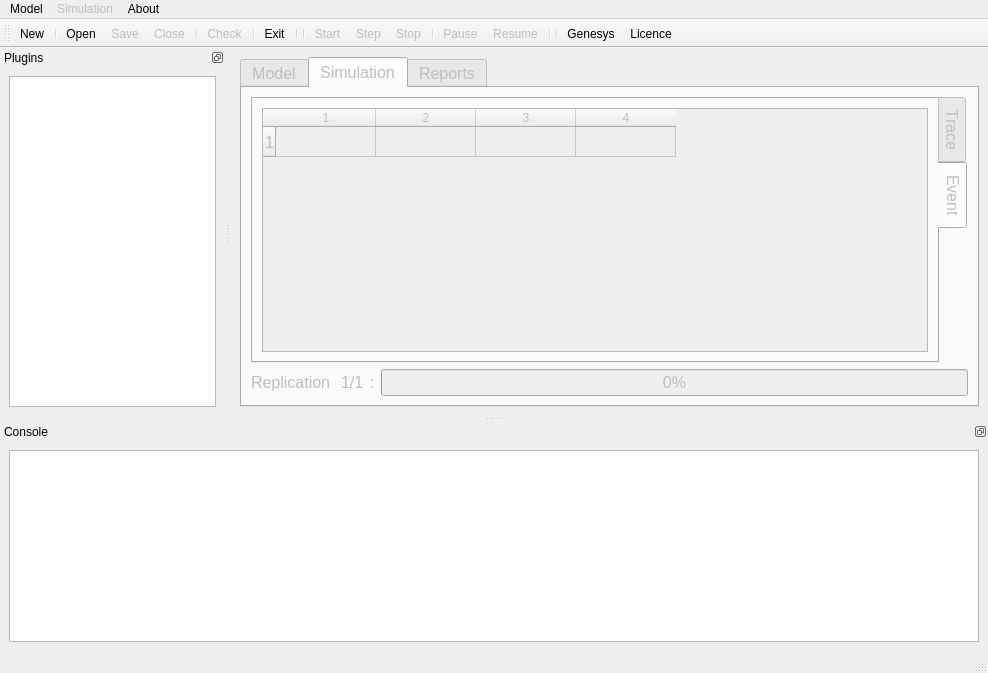
vits-hugs/Genesys-Simulator, file applications/gui/qt/SimpleGUI_QtCreator/SimpleGUI/mainwindow.ui: the form before one commit.
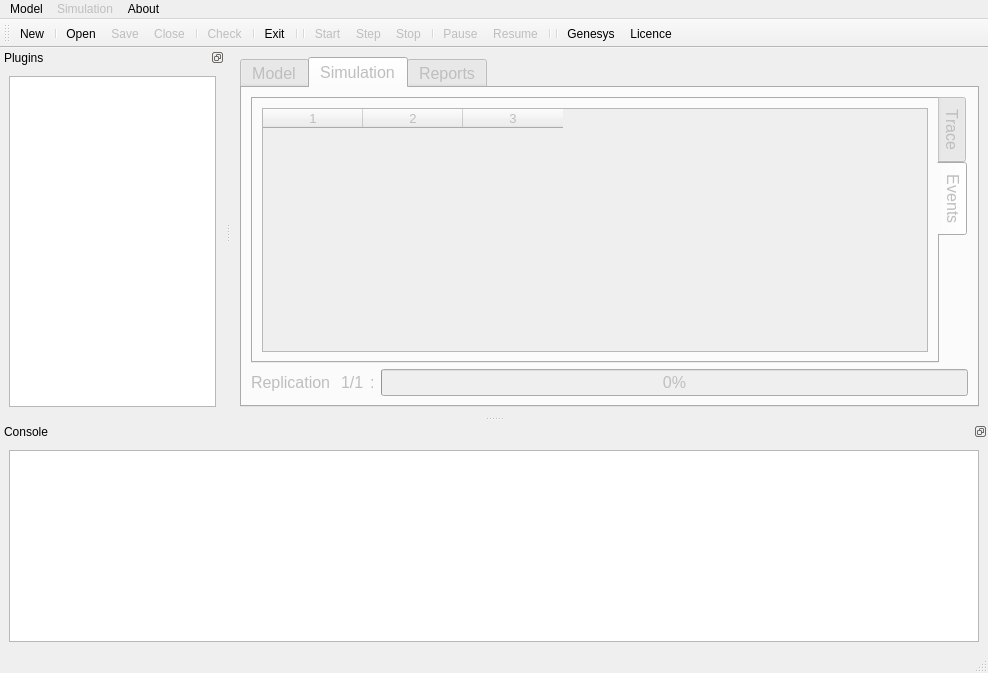
The form after the commit. Icons and pictures are not drawn.

Commit message: GUI Table simulation for events

The edit to the form file:
```diff
--- a/applications/gui/qt/SimpleGUI_QtCreator/SimpleGUI/mainwindow.ui
+++ b/applications/gui/qt/SimpleGUI_QtCreator/SimpleGUI/mainwindow.ui
@@ -243,22 +243,25 @@
              <normaloff>:/icons3/resources/icons/pack3/ico/table.ico</normaloff>:/icons3/resources/icons/pack3/ico/table.ico</iconset>
            </attribute>
            <attribute name="title">
-            <string>Event</string>
+            <string>Events</string>
            </attribute>
            <layout class="QVBoxLayout" name="verticalLayout_8">
             <item>
              <widget class="QTableWidget" name="tableWidget_Simulation_Event">
+              <property name="font">
+               <font>
+                <pointsize>10</pointsize>
+               </font>
+              </property>
               <property name="wordWrap">
                <bool>false</bool>
               </property>
               <property name="rowCount">
-               <number>1</number>
+               <number>0</number>
               </property>
               <property name="columnCount">
-               <number>4</number>
+               <number>3</number>
               </property>
-              <row/>
-              <column/>
               <column/>
               <column/>
               <column/>
```
The commit also changes 5 other files.
